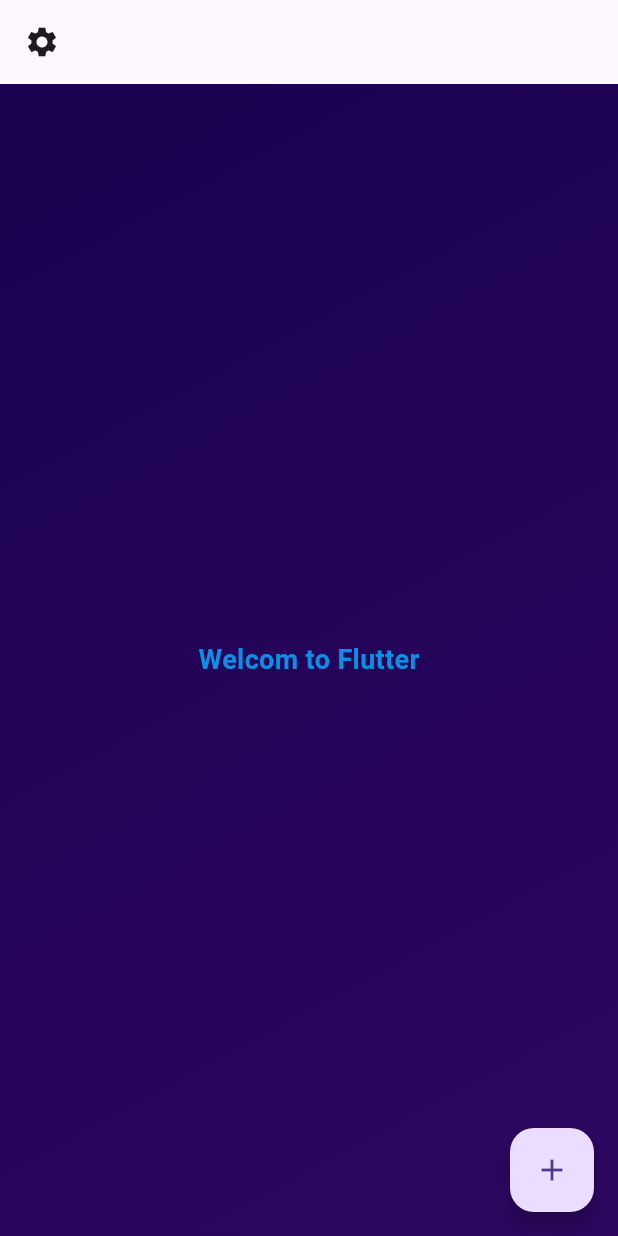
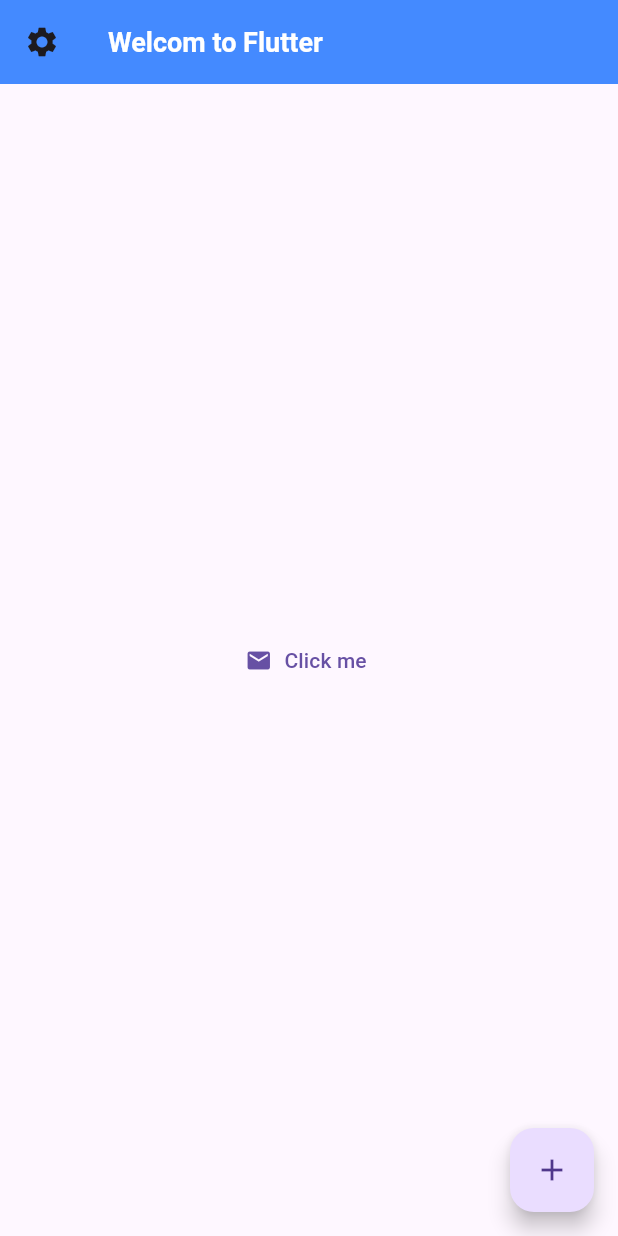
Before and after one commit to AQIBNAZIR0081/Flutter, a Flutter app: the screen it shows after launch, after a tap on the "add" icon, on a phone screen of 412 x 824 dp. Run offline on Flutter 3.47's test engine with Material 3 defaults, Android fonts, the phone set to English and light mode, and no system bars; Roboto replaces fonts that are missing (Times New Roman).

Commit message:
Check Icon with text in button

```diff
--- a/lib/gradiant_container.dart
+++ b/lib/gradiant_container.dart
@@ -1,4 +1,8 @@
 import 'package:flutter/material.dart';
+
+var startAlignment =
+    Alignment.topLeft; // declair the variable to assign Alignment
+var endAlignment = Alignment.bottomRight;
 
 class GradiantContainer extends StatelessWidget {
   const GradiantContainer({super.key});
@@ -6,24 +10,21 @@ class GradiantContainer extends StatelessWidget {
   @override
   Widget build(BuildContext context) {
     return Container(
-      decoration: const BoxDecoration(
+      decoration: BoxDecoration(
         gradient: LinearGradient(
-          colors: [
+          colors: const [
             Color.fromARGB(255, 26, 2, 80),
             Color.fromARGB(255, 45, 7, 98),
           ],
-          begin: Alignment.topLeft,
-          end: Alignment.bottomRight,
+          begin: startAlignment,
+          end: endAlignment,
         ),
       ),
       child: const Center(
         child: Text(
-          'Welcom to Flutter',
+          'Hello World',
           style: TextStyle(
-            fontSize: 18,
-            fontFamily: 'Times New Roman',
-            fontWeight: FontWeight.bold,
-            color: Color.fromARGB(217, 5, 167, 255),
+            color: Colors.white,
           ),
         ),
       ),
--- a/lib/main.dart
+++ b/lib/main.dart
@@ -12,8 +12,27 @@ void main() {
             icon: const Icon(Icons.settings),
             onPressed: () {},
           ),
+          title: const Text(
+            "Welcom to Flutter",
+            style: TextStyle(
+              fontSize: 18,
+              fontFamily: 'Times New Roman',
+              fontWeight: FontWeight.bold,
+              color: Colors.white,
+            ),
+          ),
+          backgroundColor: Colors.blueAccent,
         ),
-        body: const GradiantContainer(),
+        // body: const GradiantContainer(),
+        body: Center(
+          child: TextButton.icon(
+            onPressed: () {},
+            icon: const Icon(Icons.mail),
+            label: const Text(
+              'Click me',
+            ),
+          ),
+        ),
         floatingActionButton: FloatingActionButton(
           onPressed: () {},
           child: const Icon(
```
